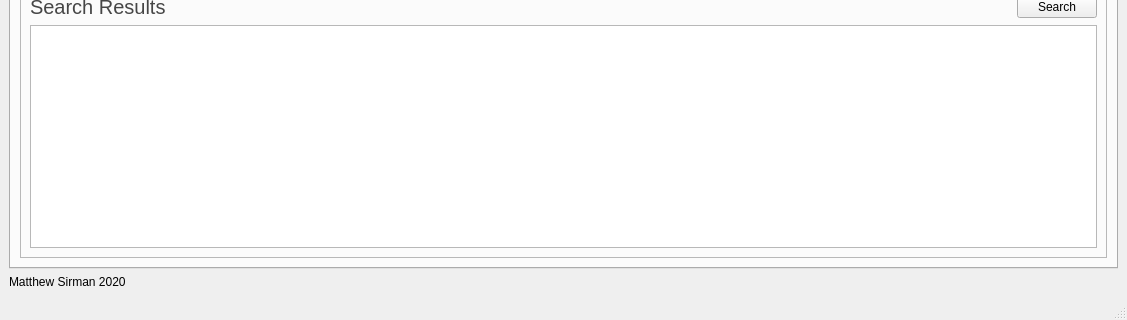
This is ui/MainMenu.ui in matthew-sirman/database-manager as Qt 5 draws it before an edit; both pictures show x 0 to 1127 and y 284 to 604 of the 1127 by 604 pixel window. The edited form follows.
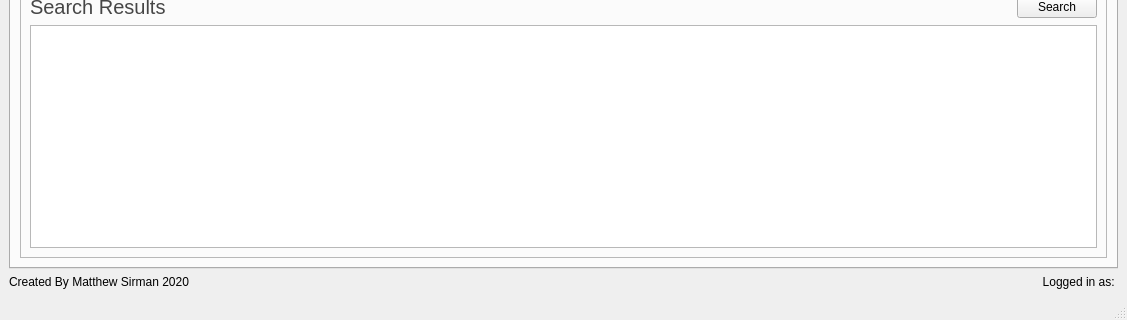
This is the edited form. Custom widgets are drawn as their Qt base class.

Patch:
```diff
--- a/ui/MainMenu.ui
+++ b/ui/MainMenu.ui
@@ -1204,11 +1204,25 @@
      </widget>
     </item>
     <item>
+     <layout class="QHBoxLayout" name="baseInfoHorizontalLayout">
+      <item>
      <widget class="QLabel" name="authorLabel">
       <property name="text">
-       <string>Matthew Sirman 2020</string>
-      </property>
-     </widget>
+         <string>Created By Matthew Sirman 2020</string>
+        </property>
+       </widget>
+      </item>
+      <item>
+       <widget class="QLabel" name="loggedInAsLabel">
+        <property name="text">
+         <string>Logged in as: </string>
+        </property>
+        <property name="alignment">
+         <set>Qt::AlignRight|Qt::AlignTrailing|Qt::AlignVCenter</set>
+        </property>
+       </widget>
+      </item>
+     </layout>
     </item>
    </layout>
   </widget>
```
Lines whose indentation alone changed are shown as unchanged.
